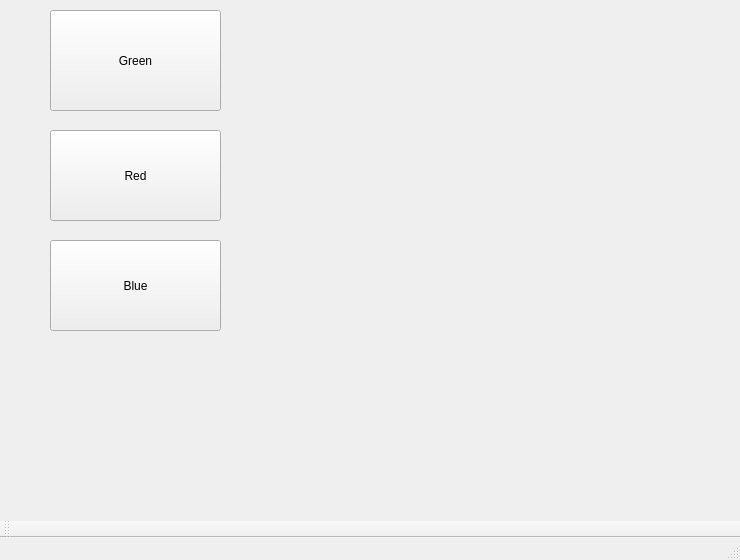
First picture: the form in mainwindow.ui, repository coucou1121/testghit, before the edit.
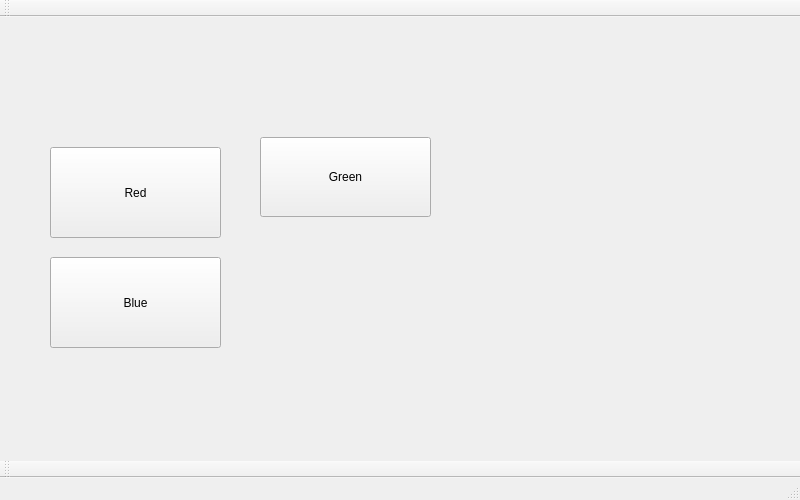
Second picture: the form after the edit.

Commit message: add graphiqueTempReel interface

Diff of the .ui file:
```diff
--- a/mainwindow.ui
+++ b/mainwindow.ui
@@ -6,8 +6,8 @@
    <rect>
     <x>0</x>
     <y>0</y>
-    <width>740</width>
-    <height>560</height>
+    <width>800</width>
+    <height>500</height>
    </rect>
   </property>
   <property name="sizePolicy">
@@ -32,10 +32,10 @@
    <widget class="QPushButton" name="BP_Green">
     <property name="geometry">
      <rect>
-      <x>50</x>
-      <y>10</y>
+      <x>260</x>
+      <y>120</y>
       <width>171</width>
-      <height>101</height>
+      <height>80</height>
      </rect>
     </property>
     <property name="sizePolicy">
@@ -105,13 +105,24 @@
   </widget>
   <widget class="QToolBar" name="mainToolBar">
    <attribute name="toolBarArea">
-    <enum>BottomToolBarArea</enum>
+    <enum>TopToolBarArea</enum>
    </attribute>
    <attribute name="toolBarBreak">
-    <bool>false</bool>
+    <bool>true</bool>
    </attribute>
   </widget>
   <widget class="QStatusBar" name="statusBar"/>
+  <widget class="QToolBar" name="toolBar">
+   <property name="windowTitle">
+    <string>toolBar</string>
+   </property>
+   <attribute name="toolBarArea">
+    <enum>BottomToolBarArea</enum>
+   </attribute>
+   <attribute name="toolBarBreak">
+    <bool>true</bool>
+   </attribute>
+  </widget>
  </widget>
  <layoutdefault spacing="6" margin="11"/>
  <resources/>
```
Left out of the diff: 2 changed lines with no effect on the pictures. The commit also changes 4 other files.
